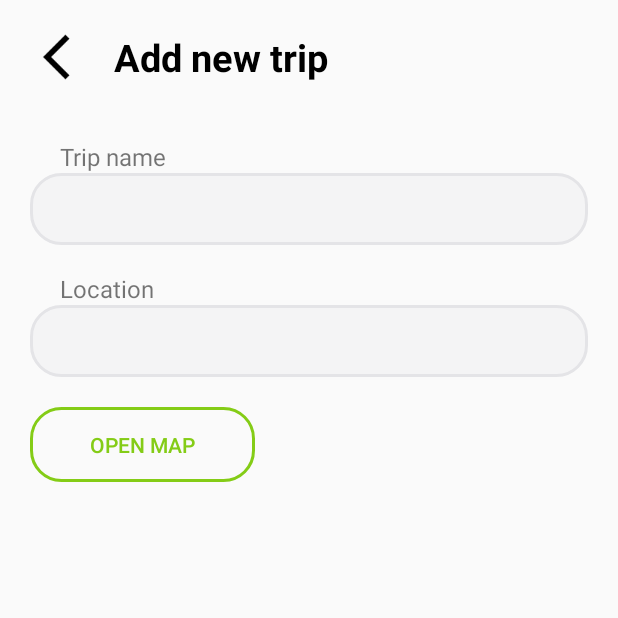
After one commit to AleksaMilojkovic17252/MOSISProjAleMat, an Android app: the fragment FragmentAddTripForm shown on its own in the app's theme, on a phone screen of 412 x 824 dp, the top half of it. The commit adds this screen. Run offline under Robolectric (Android 15) with nearby library versions, the phone set to English and light mode, and no system bars.

Commit message:
Dodata dinamicko menjanje iconica i dodaje se add_trips

```diff
--- a/CampingApp/app/src/main/java/elfak/mosis/campingapp/fragments/FragmentAddTeammate.kt
+++ b/CampingApp/app/src/main/java/elfak/mosis/campingapp/fragments/FragmentAddTeammate.kt
@@ -18,11 +18,5 @@ class FragmentAddTeammate : Fragment() {
         return binding.root
     }
 
-    override fun onViewCreated(view: View, savedInstanceState: Bundle?)
-    {
-        super.onViewCreated(view, savedInstanceState)
-        // TODO: Slanje notifikacije
-
-    }
 
 }
--- /dev/null
+++ b/CampingApp/app/src/main/java/elfak/mosis/campingapp/fragments/FragmentAddTripForm.kt
@@ -0,0 +1,21 @@
+package elfak.mosis.campingapp.fragments
+
+import android.os.Bundle
+import androidx.fragment.app.Fragment
+import android.view.LayoutInflater
+import android.view.View
+import android.view.ViewGroup
+import elfak.mosis.campingapp.R
+
+
+class FragmentAddTripForm : Fragment() {
+
+
+    override fun onCreateView(
+        inflater: LayoutInflater, container: ViewGroup?,
+        savedInstanceState: Bundle?
+    ): View? {
+        return inflater.inflate(R.layout.fragment_add_trip_form, container, false)
+    }
+
+}
--- a/CampingApp/app/src/main/java/elfak/mosis/campingapp/fragments/FragmentHome.kt
+++ b/CampingApp/app/src/main/java/elfak/mosis/campingapp/fragments/FragmentHome.kt
@@ -30,6 +30,11 @@ class FragmentHome : Fragment()
         super.onResume()
         val title: TextView = requireActivity().findViewById(R.id.toolbar_title)
         title.text = "Camping Trips"
+        val buttonNotification: ImageView = requireActivity().findViewById(R.id.notification_toolbar)
+        val buttonFriend: ImageView = requireActivity().findViewById(R.id.addFriend_toolbar)
+
+        buttonFriend.visibility = View.GONE
+        buttonNotification.visibility = View.VISIBLE
     }
     override fun onCreateView(inflater: LayoutInflater, container: ViewGroup?, savedInstanceState: Bundle?): View?
     {
--- a/CampingApp/app/src/main/java/elfak/mosis/campingapp/fragments/FragmentTeammates.kt
+++ b/CampingApp/app/src/main/java/elfak/mosis/campingapp/fragments/FragmentTeammates.kt
@@ -9,6 +9,7 @@ import androidx.fragment.app.Fragment
 import android.view.LayoutInflater
 import android.view.View
 import android.view.ViewGroup
+import android.widget.ImageView
 import android.widget.TextView
 import android.widget.Toast
 import elfak.mosis.campingapp.R
@@ -30,6 +31,11 @@ class FragmentTeammates : Fragment()
         super.onResume()
         val title: TextView = requireActivity().findViewById(R.id.toolbar_title)
         title.text = "Teammates"
+        val buttonNotification: ImageView = requireActivity().findViewById(R.id.notification_toolbar)
+        val buttonFriend: ImageView = requireActivity().findViewById(R.id.addFriend_toolbar)
+
+        buttonFriend.visibility = View.VISIBLE
+        buttonNotification.visibility = View.GONE
     }
 
     override fun onViewCreated(view: View, savedInstanceState: Bundle?)
--- /dev/null
+++ b/CampingApp/app/src/main/res/drawable/ic_baseline_notifications_24.xml
@@ -0,0 +1,5 @@
+<vector android:height="24dp" android:tint="#365314"
+    android:viewportHeight="24" android:viewportWidth="24"
+    android:width="24dp" xmlns:android="http://schemas.android.com/apk/res/android">
+    <path android:fillColor="@android:color/white" android:pathData="M12,22c1.1,0 2,-0.9 2,-2h-4c0,1.1 0.89,2 2,2zM18,16v-5c0,-3.07 -1.64,-5.64 -4.5,-6.32L13.5,4c0,-0.83 -0.67,-1.5 -1.5,-1.5s-1.5,0.67 -1.5,1.5v0.68C7.63,5.36 6,7.92 6,11v5l-2,2v1h16v-1l-2,-2z"/>
+</vector>
--- /dev/null
+++ b/CampingApp/app/src/main/res/drawable/ic_baseline_person_add_alt_1_24.xml
@@ -0,0 +1,5 @@
+<vector android:height="24dp" android:tint="#365314"
+    android:viewportHeight="24" android:viewportWidth="24"
+    android:width="24dp" xmlns:android="http://schemas.android.com/apk/res/android">
+    <path android:fillColor="@android:color/white" android:pathData="M13,8c0,-2.21 -1.79,-4 -4,-4S5,5.79 5,8s1.79,4 4,4S13,10.21 13,8zM15,10v2h3v3h2v-3h3v-2h-3V7h-2v3H15zM1,18v2h16v-2c0,-2.66 -5.33,-4 -8,-4S1,15.34 1,18z"/>
+</vector>
--- /dev/null
+++ b/CampingApp/app/src/main/res/layout/fragment_add_trip_form.xml
@@ -0,0 +1,100 @@
+<?xml version="1.0" encoding="utf-8"?>
+<ScrollView xmlns:android="http://schemas.android.com/apk/res/android"
+    xmlns:app="http://schemas.android.com/apk/res-auto"
+    xmlns:tools="http://schemas.android.com/tools"
+    android:id="@+id/frameLayout14"
+    android:layout_width="match_parent"
+    android:layout_height="match_parent"
+    tools:context=".fragments.FragmentAddTripForm">
+
+
+    <androidx.constraintlayout.widget.ConstraintLayout
+        android:layout_width="match_parent"
+        android:layout_height="wrap_content">
+
+        <TextView
+            android:id="@+id/title_add_trip"
+            android:layout_width="wrap_content"
+            android:layout_height="wrap_content"
+            android:layout_marginStart="20dp"
+            android:text="@string/Add_new_trip"
+            android:textColor="@color/black"
+            android:textSize="25dp"
+            android:textStyle="bold"
+            app:layout_constraintBottom_toBottomOf="@id/image_backButton"
+            app:layout_constraintStart_toEndOf="@id/image_backButton"
+            app:layout_constraintTop_toTopOf="@id/image_backButton" />
+
+        <ImageView
+            android:id="@+id/image_backButton"
+            android:layout_width="wrap_content"
+            android:layout_height="wrap_content"
+            android:layout_marginStart="20dp"
+            android:layout_marginTop="20dp"
+            android:src="@drawable/outline_arrow_back_ios_black_36"
+            app:layout_constraintStart_toStartOf="parent"
+            app:layout_constraintTop_toTopOf="parent" />
+
+        <TextView
+            android:layout_width="wrap_content"
+            android:layout_height="wrap_content"
+            android:layout_marginStart="20dp"
+            android:text="@string/trip_name"
+            android:textSize="16dp"
+            app:layout_constraintBottom_toTopOf="@id/EditText_trip_name"
+            app:layout_constraintStart_toStartOf="@id/EditText_trip_name">
+
+        </TextView>
+
+        <EditText
+            android:id="@+id/EditText_trip_name"
+            android:layout_width="match_parent"
+            android:layout_height="48dp"
+            android:layout_marginStart="20dp"
+            android:layout_marginTop="60dp"
+            android:layout_marginEnd="20dp"
+            android:background="@drawable/et_style"
+            android:paddingStart="20dp"
+            android:paddingEnd="20dp"
+            app:layout_constraintEnd_toEndOf="parent"
+            app:layout_constraintStart_toStartOf="parent"
+            app:layout_constraintTop_toBottomOf="@id/title_add_trip" />
+
+        <TextView
+            android:id="@+id/textView_Location"
+            android:layout_width="match_parent"
+            android:layout_height="48dp"
+            android:layout_marginStart="20dp"
+            android:layout_marginTop="40dp"
+            android:layout_marginEnd="20dp"
+            android:background="@drawable/et_style"
+            android:paddingStart="20dp"
+            android:paddingEnd="20dp"
+            android:textSize="16dp"
+            android:textColor="@color/black"
+            app:layout_constraintEnd_toEndOf="parent"
+            app:layout_constraintStart_toStartOf="parent"
+            app:layout_constraintTop_toBottomOf="@id/EditText_trip_name"/>
+
+        <TextView
+            android:layout_width="wrap_content"
+            android:layout_height="wrap_content"
+            android:layout_marginStart="20dp"
+            android:text="@string/Location"
+            android:textSize="16dp"
+            app:layout_constraintBottom_toTopOf="@id/textView_Location"
+            app:layout_constraintStart_toStartOf="@id/textView_Location"/>
+
+        <Button
+            android:layout_width="150dp"
+            android:layout_height="50dp"
+            android:layout_marginTop="20dp"
+            app:layout_constraintTop_toBottomOf="@id/textView_Location"
+            app:layout_constraintStart_toStartOf="@id/textView_Location"
+            android:textColor="@color/Green"
+            android:text="@string/Open_Map"
+            android:background="@drawable/et_button_shape_greenstroke"/>
+
+
+    </androidx.constraintlayout.widget.ConstraintLayout>
+</ScrollView>
--- /dev/null
+++ b/CampingApp/app/src/main/res/navigation/nav_graph_add_trips.xml
@@ -0,0 +1,6 @@
+<?xml version="1.0" encoding="utf-8"?>
+<navigation xmlns:android="http://schemas.android.com/apk/res/android"
+    xmlns:app="http://schemas.android.com/apk/res-auto"
+    android:id="@+id/nav_graph_add_trips">
+
+</navigation>
--- a/CampingApp/app/src/main/res/values/strings.xml
+++ b/CampingApp/app/src/main/res/values/strings.xml
@@ -36,4 +36,8 @@
     <string name="no_teammates_message">You don’t have any teammates</string>
     <string name="add_teammate_instructions">Please type in your friends ID. They will receive a notification of the invite. When they accept they will be in the “Teammates” tab</string>
     <string name="button_send_invite">Send invite</string>
+    <string name="Add_new_trip">Add new trip</string>
+    <string name="trip_name">Trip name</string>
+    <string name="Location">Location</string>
+    <string name="Open_Map">Open map</string>
 </resources>
```
Also changed, not shown: CampingApp/app/src/main/AndroidManifest.xml (+7 -1 lines), CampingApp/app/src/main/java/elfak/mosis/campingapp/activities/ActivityAddTrip.kt (added, +12 -0 lines), CampingApp/app/src/main/java/elfak/mosis/campingapp/fragments/FragmentEditProfile.kt (+7 -0 lines), CampingApp/app/src/main/res/layout/activity_add_trip.xml (added, +17 -0 lines), CampingApp/app/src/main/res/layout/activity_main.xml (+23 -1 lines).
